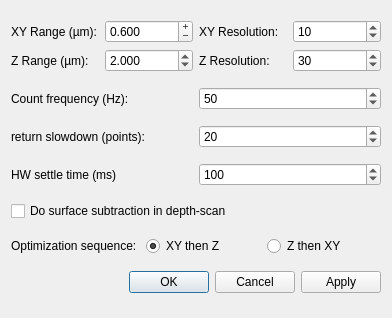
This is gui/confocal/ui_optim_settings.ui in Ulm-IQO/qudi as Qt 5 draws it before an edit. The edited form follows.
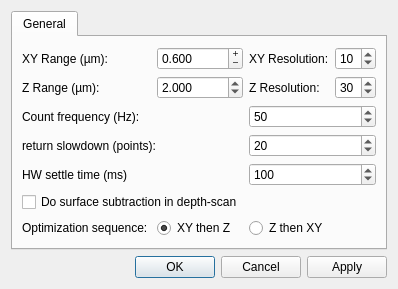
This is the edited form.

Commit message: gui for fit params is now automatic generated in optimizer settings window but not connected to logic, also changed the layout of the optimizer settings

```diff
--- a/gui/confocal/ui_optim_settings.ui
+++ b/gui/confocal/ui_optim_settings.ui
@@ -6,8 +6,8 @@
    <rect>
     <x>0</x>
     <y>0</y>
-    <width>392</width>
-    <height>318</height>
+    <width>367</width>
+    <height>264</height>
    </rect>
   </property>
   <property name="sizePolicy">
@@ -21,17 +21,17 @@
   </property>
   <layout class="QVBoxLayout" name="verticalLayout">
    <item>
-    <layout class="QGridLayout" name="gridLayout">
+    <widget class="QTabWidget" name="settings_tabWidget">
+     <property name="currentIndex">
+      <number>0</number>
+     </property>
+     <widget class="QWidget" name="tab_1">
+      <attribute name="title">
+       <string>General</string>
+      </attribute>
+      <layout class="QGridLayout" name="gridLayout_3">
      <item row="0" column="0">
-      <widget class="QLabel" name="label_2">
-       <property name="toolTip">
-        <string>&lt;html&gt;&lt;head/&gt;&lt;body&gt;&lt;p&gt;&lt;br/&gt;&lt;/p&gt;&lt;/body&gt;&lt;/html&gt;</string>
-       </property>
-       <property name="text">
-        <string>XY Range (µm):</string>
-       </property>
-      </widget>
-     </item>
+        <layout class="QGridLayout" name="gridLayout_2">
      <item row="0" column="1">
       <widget class="QDoubleSpinBox" name="xy_optimizer_range_DoubleSpinBox">
        <property name="toolTip">
@@ -64,23 +64,13 @@
        </property>
       </widget>
      </item>
-     <item row="0" column="3">
-      <widget class="QSpinBox" name="xy_optimizer_resolution_SpinBox">
+         <item row="2" column="0" colspan="2">
+          <widget class="QLabel" name="label_5">
        <property name="toolTip">
-        <string>&lt;html&gt;&lt;head/&gt;&lt;body&gt;&lt;p&gt;&lt;span style=&quot; font-size:10pt;&quot;&gt;Specify the distance between two subsequent scanned points for optimizer in xy scan.&lt;/span&gt;&lt;/p&gt;&lt;/body&gt;&lt;/html&gt;</string>
-       </property>
-       <property name="minimum">
-        <number>1</number>
-       </property>
-       <property name="value">
-        <number>10</number>
-       </property>
-      </widget>
-     </item>
-     <item row="1" column="0">
-      <widget class="QLabel" name="label_3">
+            <string>Frequency at which the scan pixels are acquired.</string>
+           </property>
        <property name="text">
-        <string>Z Range (µm):</string>
+            <string>Count frequency (Hz):</string>
        </property>
       </widget>
      </item>
@@ -106,41 +96,7 @@
        </property>
       </widget>
      </item>
-     <item row="1" column="2">
-      <widget class="QLabel" name="label_4">
-       <property name="text">
-        <string>Z Resolution:</string>
-       </property>
-      </widget>
-     </item>
-     <item row="1" column="3">
-      <widget class="QSpinBox" name="z_optimizer_resolution_SpinBox">
-       <property name="toolTip">
-        <string>&lt;html&gt;&lt;head/&gt;&lt;body&gt;&lt;p&gt;&lt;span style=&quot; font-size:10pt;&quot;&gt;Specify the distance between two subsequent scanned points for optimizer z scan.&lt;/span&gt;&lt;/p&gt;&lt;/body&gt;&lt;/html&gt;</string>
-       </property>
-       <property name="minimum">
-        <number>1</number>
-       </property>
-       <property name="value">
-        <number>30</number>
-       </property>
-      </widget>
-     </item>
-    </layout>
-   </item>
-   <item>
-    <layout class="QHBoxLayout" name="horizontalLayout_3">
-     <item>
-      <widget class="QLabel" name="label_5">
-       <property name="toolTip">
-        <string>Frequency at which the scan pixels are acquired.</string>
-       </property>
-       <property name="text">
-        <string>Count frequency (Hz):</string>
-       </property>
-      </widget>
-     </item>
-     <item>
+         <item row="2" column="2" colspan="2">
       <widget class="QSpinBox" name="count_freq_SpinBox">
        <property name="toolTip">
         <string>Frequency at which the scan pixels are acquired.</string>
@@ -153,21 +109,7 @@
        </property>
       </widget>
      </item>
-    </layout>
-   </item>
-   <item>
-    <layout class="QHBoxLayout" name="horizontalLayout_4">
-     <item>
-      <widget class="QLabel" name="label_6">
-       <property name="toolTip">
-        <string>Resolution (number of steps) in the return scan that occurs between each line of the XY scan.</string>
-       </property>
-       <property name="text">
-        <string>return slowdown (points):</string>
-       </property>
-      </widget>
-     </item>
-     <item>
+         <item row="3" column="2" colspan="2">
       <widget class="QSpinBox" name="return_slow_SpinBox">
        <property name="toolTip">
         <string>Resolution (number of steps) in the return scan that occurs between each line of the XY scan.</string>
@@ -180,11 +122,47 @@
        </property>
       </widget>
      </item>
-    </layout>
-   </item>
-   <item>
-    <layout class="QHBoxLayout" name="horizontalLayout_6">
-     <item>
+         <item row="1" column="0">
+          <widget class="QLabel" name="label_3">
+           <property name="text">
+            <string>Z Range (µm):</string>
+           </property>
+          </widget>
+         </item>
+         <item row="1" column="3">
+          <widget class="QSpinBox" name="z_optimizer_resolution_SpinBox">
+           <property name="toolTip">
+            <string>&lt;html&gt;&lt;head/&gt;&lt;body&gt;&lt;p&gt;&lt;span style=&quot; font-size:10pt;&quot;&gt;Specify the distance between two subsequent scanned points for optimizer z scan.&lt;/span&gt;&lt;/p&gt;&lt;/body&gt;&lt;/html&gt;</string>
+           </property>
+           <property name="minimum">
+            <number>1</number>
+           </property>
+           <property name="value">
+            <number>30</number>
+           </property>
+          </widget>
+         </item>
+         <item row="0" column="3">
+          <widget class="QSpinBox" name="xy_optimizer_resolution_SpinBox">
+           <property name="toolTip">
+            <string>&lt;html&gt;&lt;head/&gt;&lt;body&gt;&lt;p&gt;&lt;span style=&quot; font-size:10pt;&quot;&gt;Specify the distance between two subsequent scanned points for optimizer in xy scan.&lt;/span&gt;&lt;/p&gt;&lt;/body&gt;&lt;/html&gt;</string>
+           </property>
+           <property name="minimum">
+            <number>1</number>
+           </property>
+           <property name="value">
+            <number>10</number>
+           </property>
+          </widget>
+         </item>
+         <item row="1" column="2">
+          <widget class="QLabel" name="label_4">
+           <property name="text">
+            <string>Z Resolution:</string>
+           </property>
+          </widget>
+         </item>
+         <item row="4" column="0" colspan="2">
       <widget class="QLabel" name="label_8">
        <property name="toolTip">
         <string>Settle time to let the scanning HW reach the start-point of the optimization scans.</string>
@@ -194,7 +172,7 @@
        </property>
       </widget>
      </item>
-     <item>
+         <item row="4" column="2" colspan="2">
       <widget class="QSpinBox" name="hw_settle_time_SpinBox">
        <property name="toolTip">
         <string>Settle time to let the scanning HW reach the start-point of the optimization scans.</string>
@@ -207,9 +185,7 @@
        </property>
       </widget>
      </item>
-    </layout>
-   </item>
-   <item>
+         <item row="5" column="0" colspan="2">
     <widget class="QCheckBox" name="do_surface_subtraction_CheckBox">
      <property name="toolTip">
       <string>Perform a second depth scan displaced sideways (in X), and subtract to remove surface brightness from the optimizer depth scan.</string>
@@ -219,16 +195,34 @@
      </property>
     </widget>
    </item>
-   <item>
-    <layout class="QHBoxLayout" name="horizontalLayout_5">
-     <item>
+         <item row="3" column="0" colspan="2">
+          <widget class="QLabel" name="label_6">
+           <property name="toolTip">
+            <string>Resolution (number of steps) in the return scan that occurs between each line of the XY scan.</string>
+           </property>
+           <property name="text">
+            <string>return slowdown (points):</string>
+           </property>
+          </widget>
+         </item>
+         <item row="0" column="0">
+          <widget class="QLabel" name="label_2">
+           <property name="toolTip">
+            <string>&lt;html&gt;&lt;head/&gt;&lt;body&gt;&lt;p&gt;&lt;br/&gt;&lt;/p&gt;&lt;/body&gt;&lt;/html&gt;</string>
+           </property>
+           <property name="text">
+            <string>XY Range (µm):</string>
+           </property>
+          </widget>
+         </item>
+         <item row="6" column="0">
       <widget class="QLabel" name="label_7">
        <property name="text">
         <string>Optimization sequence: </string>
        </property>
       </widget>
      </item>
-     <item>
+         <item row="6" column="1">
       <widget class="QRadioButton" name="optim_sequence_z_last_RadioButton">
        <property name="text">
         <string>XY then Z</string>
@@ -238,7 +232,7 @@
        </property>
       </widget>
      </item>
-     <item>
+         <item row="6" column="2">
       <widget class="QRadioButton" name="optim_sequence_z_first_RadioButton">
        <property name="text">
         <string>Z then XY</string>
@@ -247,6 +241,10 @@
      </item>
     </layout>
    </item>
+      </layout>
+     </widget>
+    </widget>
+   </item>
    <item>
     <widget class="QDialogButtonBox" name="buttonBox">
      <property name="locale">
```
Left out of the diff: 4 changed lines with no effect on the pictures. Lines whose indentation alone changed are shown as unchanged. The commit also changes 2 other files.
